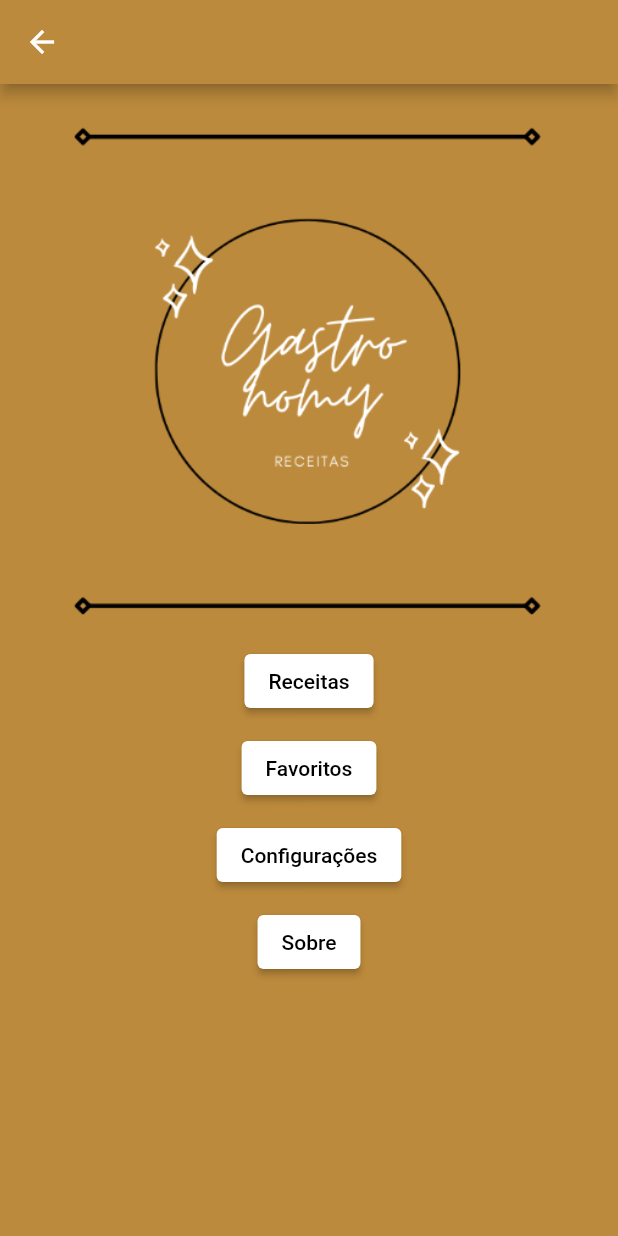
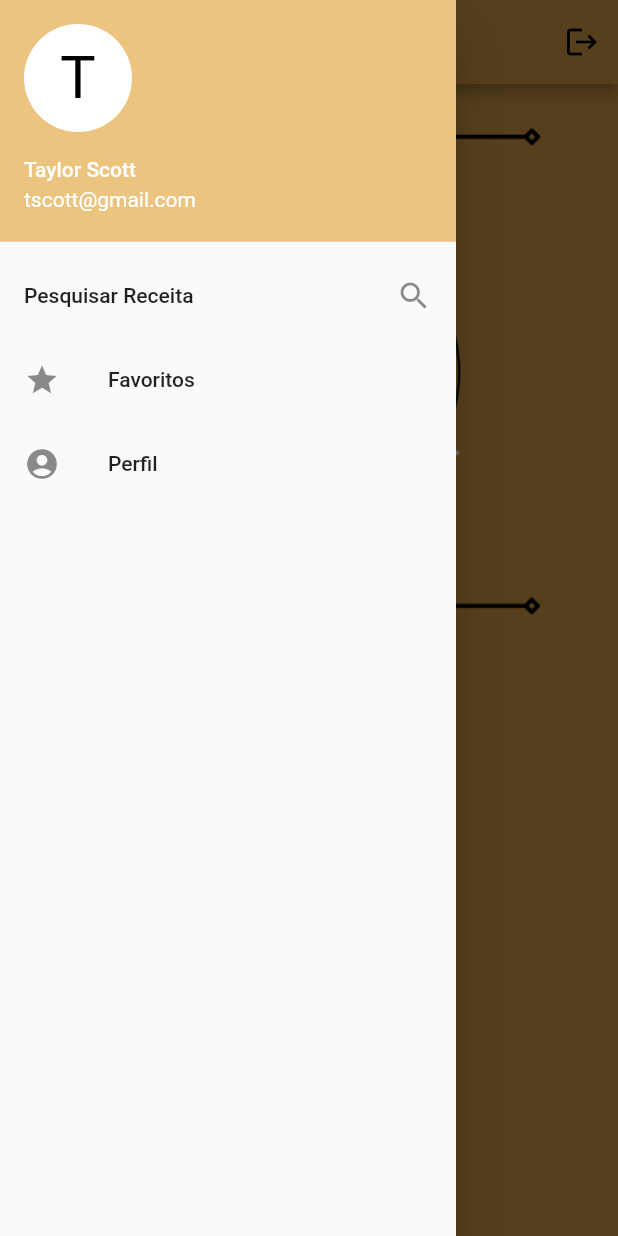
Before and after one commit to isadoradg/ProjetoPratico-app-, a Flutter app: the TelaLogin screen opened by its route, with the side drawer open (before the commit the screen has no drawer), on a phone screen of 412 x 824 dp. Run offline on Flutter 3.47's test engine with Material 2 defaults, Android fonts, the light colour scheme and no system bars.

Commit message:
Insersão de um menu lateral com o login do usuário (nome e email), fonte de pesquisa, favoritos e perfil. Também foi colocado no canto superior direito um icone de logout do usuário

```diff
--- a/app_projeto_pratico/lib/view/tela_login.dart
+++ b/app_projeto_pratico/lib/view/tela_login.dart
@@ -1,5 +1,6 @@
-// ignore_for_file: prefer_const_constructors
+// ignore_for_file: prefer_const_constructors, camel_case_types
 
+import 'package:app_projeto_pratico/view/tela_principal.dart';
 import 'package:flutter/material.dart';
 
 //
@@ -19,6 +20,17 @@ class _TelaLoginState extends State<TelaLogin> {
       appBar: AppBar(
         //title: Text('Gastronomy'),
         backgroundColor: const Color.fromARGB(255, 188, 138, 60),
+        actions: <Widget>[
+          IconButton(
+            icon: Icon(
+              Icons.logout,
+              color: Colors.black,
+            ),
+            onPressed: () {
+              Navigator.pop(context);
+            },
+          )
+        ],
       ),
       body: Container(
         padding: EdgeInsets.all(20),
@@ -46,7 +58,22 @@ class _TelaLoginState extends State<TelaLogin> {
               onPressed: () {
                 //Navigator.pop(context);
               },
-              child: Text("Receitas"), //abrir uma nova tela com as receitas diponíveis e seu conteúdo(detalhe)
+              child: Text("Pesquisar Receita..."), //abrir uma nova tela com as receitas diponíveis e seu conteúdo(detalhe)
+            ),
+
+            SizedBox(
+              height: 10,
+            ),
+
+            ElevatedButton(
+              style: ElevatedButton.styleFrom(
+                backgroundColor: Colors.white,
+                foregroundColor: Colors.black,
+              ),
+              onPressed: () {
+                //Navigator.pop(context);
+              },
+              child: const Text("Receitas"),
             ),
 
             SizedBox(
@@ -73,24 +100,25 @@ class _TelaLoginState extends State<TelaLogin> {
                 backgroundColor: Colors.white,
                 foregroundColor: Colors.black,
               ),
+              // Usando AlertDialog para apresentar sobre o aplicativo
+              /*onPressed: () => showDialog<String>(
+                context: context,
+                builder: (BuildContext context) => AlertDialog(
+                  title: const Text('Sobre o Aplicativo'),
+                  content: const Text('A escolha do tema voltado para culinária foi devido ao meu gosto por cozinhar. O objetivo da criação desse aplicativo é ser prático e auxiliar na busca por receitas. Esse App foi desenvolvido pela Isadora Domingos na disciplina de Programação para Dispositivos Móveis. /foto/',),
+                  actions: <Widget>[
+                    TextButton(
+                      onPressed: () => Navigator.pop(context, 'OK'),
+                      child: const Text('OK'),
+                    ),
+                  ],
+                ),
+              ), */
+
               onPressed: () {
                 //Navigator.pop(context);
-              },
-              child: const Text("Configurações"),
-            ),
-
-            SizedBox(
-              height: 10,
-            ),
-
-            ElevatedButton(
-              style: ElevatedButton.styleFrom(
-                backgroundColor: Colors.white,
-                foregroundColor: Colors.black,
-              ),
-              onPressed: () {
-                //Navigator.pop(context);
-                sobreAplicativo(context);
+                //sobreAplicativo();
+                Navigator.pushNamed(context, '/sobre');
               },
               child: const Text("Sobre"),
             ),
@@ -101,10 +129,85 @@ class _TelaLoginState extends State<TelaLogin> {
         ),
       ),
 
+      drawer: Drawer(
+          child: ListView(
+            children: <Widget>[
+              UserAccountsDrawerHeader(
+                decoration: BoxDecoration(
+                  color: Color.fromARGB(255,235,196,127),
+                ),
+                accountName: Text("Taylor Scott"),
+                accountEmail: Text("tscott@gmail.com"),
+                currentAccountPicture: CircleAvatar(
+                  backgroundColor: Colors.white,//Color.fromARGB(255,235,196,127),
+                    /*Theme.of(context).platform == TargetPlatform.iOS
+                    ? Color.fromARGB(255,235,196,127): Colors.black,*/
+                    child: Text("T", style:
+                      TextStyle(fontSize: 40.0, color: Colors.black),
+                    ),
+                ),
+              ),
+              ListTile(
+                  //leading: Icon(Icons.search)),
+                  title: Text("Pesquisar Receita"),
+                  //subtitle: Text("Perfil do usuário..."),
+                  trailing: Icon(Icons.search),
+                  onTap: () {
+                    //Navigator.pop(context);
+                  }),
+              ListTile(
+                  leading: Icon(Icons.star),
+                  title: Text("Favoritos"),
+                  //subtitle: Text("meus favoritos..."),
+                  //trailing: Icon(Icons.arrow_forward),
+                  onTap: () {
+                    //debugPrint('toquei no drawer');
+                  }),
+              ListTile(
+                  leading: Icon(Icons.account_circle),
+                  title: Text("Perfil"),
+                  //subtitle: Text("Perfil do usuário..."),
+                  //trailing: Icon(Icons.arrow_forward),
+                  onTap: () {
+                    //Navigator.pop(context);
+                  }),
+
+            ],
+          ),
+      ),
+
     );
   }
 }
+/*
+class sobreAplicativo extends StatelessWidget {
+  const sobreAplicativo({super.key});
 
+  @override
+  Widget build(BuildContext context) {
+    return TextButton(
+      onPressed: () => showDialog<String>(
+        context: context,
+        builder: (BuildContext context) => AlertDialog(
+          title: const Text('AlertDialog Title'),
+          content: const Text('AlertDialog description'),
+          actions: <Widget>[
+            TextButton(
+              onPressed: () => Navigator.pop(context, 'OK'),
+              child: const Text('OK'),
+            ),
+          ],
+        ),
+      ),
+      child: const Text('Sobre'),
+    );
+  }
+}
+*/
+
+
+
+/*
 sobreAplicativo(context)
 {
     // configura o button
@@ -130,3 +233,4 @@ sobreAplicativo(context)
     },
   );
 }
+*/
```
